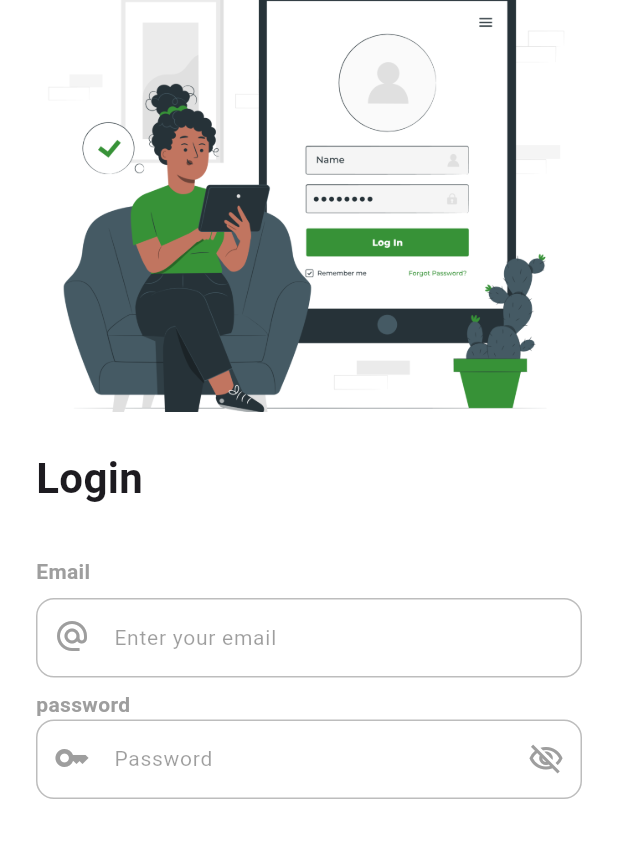
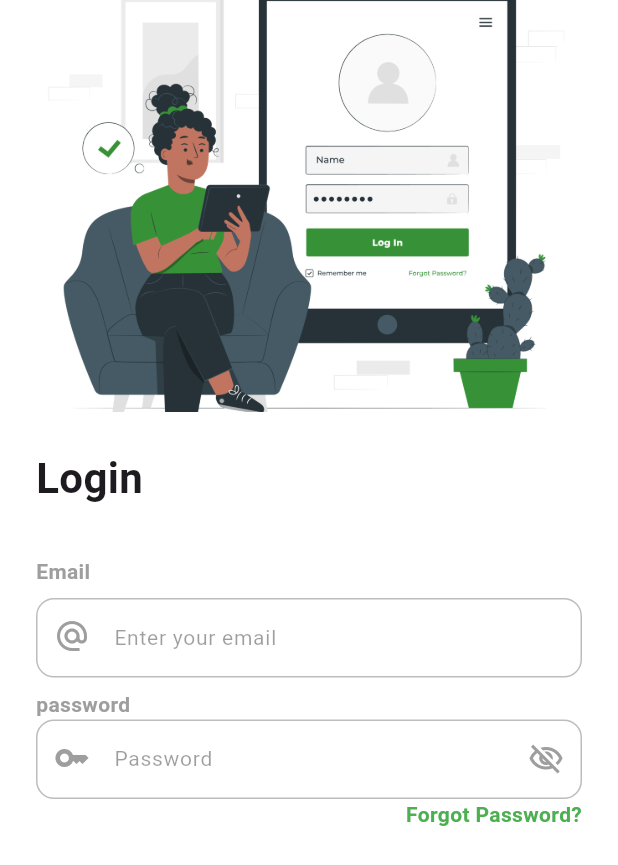
Before and after one commit to jamydevelop/Flutter-Upark-Driver, a Flutter app: the screen it shows after launch, on a phone screen of 412 x 824 dp. Shown: the top 865 px of the screen. Run offline on Flutter 3.47's test engine with Material 3 defaults, Android fonts, the light colour scheme and no system bars.

Commit message:
added forgot password widget

```diff
--- a/upark_driver/lib/features/login/presentation/authentication_page.dart
+++ b/upark_driver/lib/features/login/presentation/authentication_page.dart
@@ -2,6 +2,7 @@ import 'package:flutter/material.dart';
 import 'package:upark_driver/core/resources/dimensions.dart';
 import 'package:upark_driver/core/widget/common_text_label.dart';
 import 'package:upark_driver/features/login/widget/email_textfield.widget.dart';
+import 'package:upark_driver/features/login/widget/forgot_password_text_label.widget.dart';
 import 'package:upark_driver/features/login/widget/password_textfield.widget.dart';
 
 class LoginPage extends StatefulWidget {
@@ -53,6 +54,7 @@ class _LoginPageState extends State<LoginPage> {
                   fontSize: fontSizeTitle4,
                 ),
                 PasswordTextfieldWidget(),
+                ForgotPasswordTextLabelWidget(),
                 SizedBox(height: smallSpacing),
               ],
             ),
--- /dev/null
+++ b/upark_driver/lib/features/login/widget/forgot_password_text_label.widget.dart
@@ -0,0 +1,21 @@
+import 'package:flutter/material.dart';
+import 'package:upark_driver/core/resources/dimensions.dart';
+import 'package:upark_driver/core/widget/common_text_label.dart';
+
+class ForgotPasswordTextLabelWidget extends StatelessWidget {
+  const ForgotPasswordTextLabelWidget({super.key});
+
+  @override
+  Widget build(BuildContext context) {
+    return Row(
+      mainAxisAlignment: MainAxisAlignment.end,
+      children: [
+        CommonTextLabel(
+          color: Colors.green,
+          text: "Forgot Password?",
+          fontSize: fontSizeTitle4,
+        ),
+      ],
+    );
+  }
+}
```
